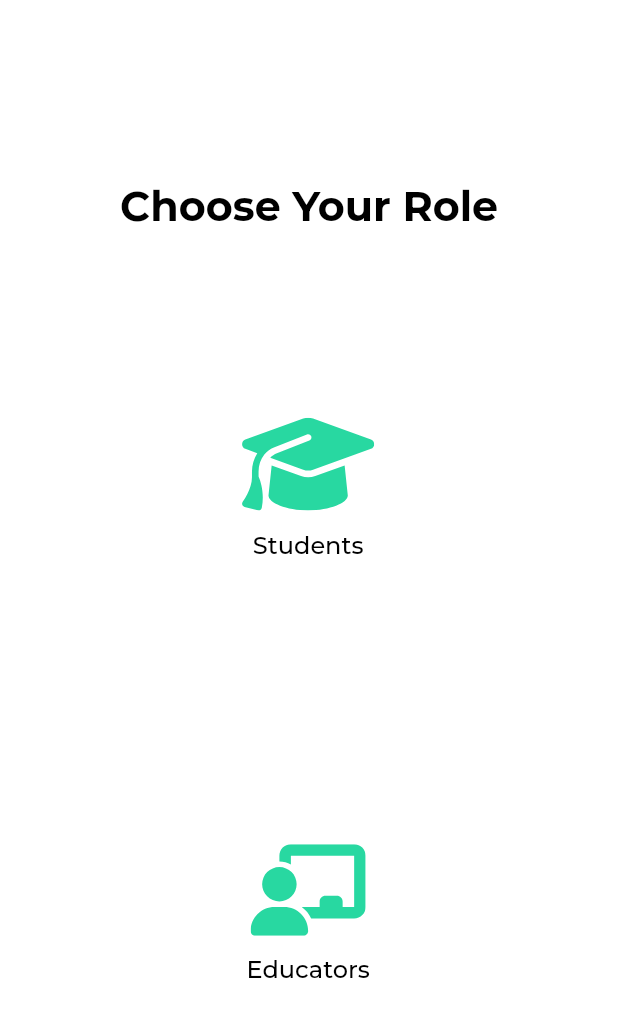
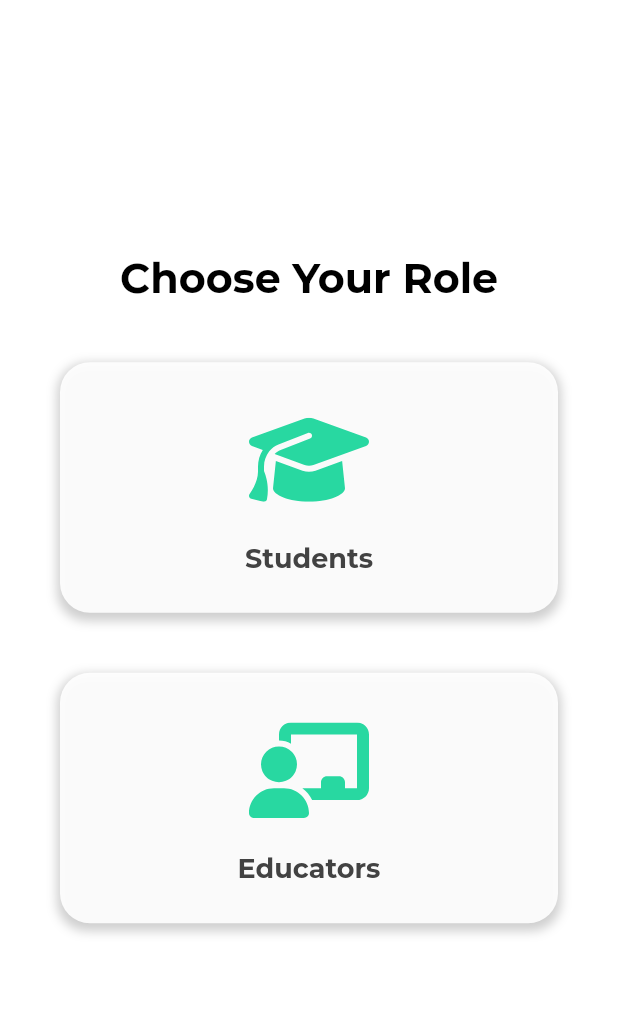
Before and after one commit to SJunKwon/CSE20initial, a Flutter app: the ChooseARoleScreen screen opened by its route, on a phone screen of 412 x 824 dp. Shown: the top 1017 px of the screen. Run offline on Flutter 3.47's test engine with Material 2 defaults, Android fonts, the phone set to English and light mode, and no system bars; our stand-ins replace cached_network_image, flutter_svg, flutter_svg_provider; project files that could hold a hidden picture were left out.

Commit message:
Fix some screens uwu

```diff
--- a/lib/presentation/choose_a_role_screen/choose_a_role_screen.dart
+++ b/lib/presentation/choose_a_role_screen/choose_a_role_screen.dart
@@ -10,66 +10,89 @@ class ChooseARoleScreen extends StatelessWidget {
     mediaQueryData = MediaQuery.of(context);
     return SafeArea(
       child: Scaffold(
-            body: SizedBox(
+        body: Center(
+          child: SizedBox(
             width: double.maxFinite,
             child: Column(
               mainAxisAlignment: MainAxisAlignment.center,
               children: [
-                      Text("Choose Your Role",
-                          style: theme.textTheme.headlineSmall),
-                      SizedBox(height: 52.v),
-                      Container(
-                          margin: EdgeInsets.only(left: 2.h, right: 3.h),
-                          padding: EdgeInsets.symmetric(
-                              horizontal: 69.h, vertical: 39.v),
+                Text("Choose Your Role", style: theme.textTheme.headlineSmall),
+                SizedBox(height: 30),
+                _buildRoleButton(
+                  imagePath: ImageConstant.imgVector,
+                  roleText: "Students",
+                  onTap: () {
+                    onTapStudent(context);
+                  },
+                ),
+                SizedBox(height: 20),
+                _buildRoleButton(
+                  imagePath: ImageConstant.imgVectorPrimary,
+                  roleText: "Educators",
+                  onTap: () {
+                    onTapEducator(context);
+                  },
+                ),
+                SizedBox(height: 30),
+              ],
+            ),
+          ),
+        ),
+      ),
+    );
+  }
+
+  Widget _buildRoleButton({
+    required String imagePath,
+    required String roleText,
+    required VoidCallback onTap,
+  }) {
+    return GestureDetector(
+      onTap: onTap,
+      child: Container(
+        margin: EdgeInsets.symmetric(horizontal: 40, vertical: 10),
+        padding: EdgeInsets.all(25),
+        width: double.infinity, // Full width
         decoration: BoxDecoration(
-                              image: DecorationImage(
-                                  image: fs.Svg(ImageConstant.imgGroup77),
-                                  fit: BoxFit.cover)),
+          color: Colors.white.withOpacity(0.9), // Adjust opacity as needed
+          borderRadius: BorderRadius.circular(20),
+          boxShadow: [
+            BoxShadow(
+              color: Colors.grey.withOpacity(0.5),
+              spreadRadius: 2,
+              blurRadius: 5,
+              offset: Offset(0, 3),
+            ),
+          ],
+        ),
         child: Column(
           mainAxisAlignment: MainAxisAlignment.center,
           children: [
-                                SizedBox(height: 3.v),
             CustomImageView(
-                                    imagePath: ImageConstant.imgVector,
-                                    height: 54.v,
-                                    width: 77.h),
-                                SizedBox(height: 7.v),
-                                Text("Students",
-                                    style: theme.textTheme.titleSmall)
-                              ])),
-                      SizedBox(height: 57.v),
-                      GestureDetector(
-                          onTap: () {
-                            onTapTwelve(context);
-                          },
-                          child: Container(
-                              margin: EdgeInsets.only(left: 2.h, right: 3.h),
-                              padding: EdgeInsets.symmetric(
-                                  horizontal: 70.h, vertical: 34.v),
-                              decoration: BoxDecoration(
-                                  image: DecorationImage(
-                                      image: fs.Svg(ImageConstant.imgGroup77),
-                                      fit: BoxFit.cover)),
-                              child: Column(
-                                  mainAxisAlignment: MainAxisAlignment.end,
-                                  children: [
-                                    SizedBox(height: 14.v),
-                                    CustomImageView(
-                                        imagePath:
-                                            ImageConstant.imgVectorPrimary,
-                                        height: 54.v,
-                                        width: 67.h),
-                                    SizedBox(height: 6.v),
-                                    Text("Educators",
-                                        style: theme.textTheme.titleSmall)
-                                  ]))),
-                      SizedBox(height: 3.v)
-                    ]))));
+              imagePath: imagePath,
+              height: 80,
+              width: 80,
+            ),
+            SizedBox(height: 15),
+            Text(
+              roleText,
+              style: TextStyle(
+                color: Colors.grey[800], // Adjust color as needed
+                fontSize: 18,
+                fontWeight: FontWeight.bold,
+              ),
+            ),
+          ],
+        ),
+      ),
+    );
   }
 
-  /// Navigates to the signInAsStudentScreen when the action is triggered.
-  onTapTwelve(BuildContext context) {
+  void onTapStudent(BuildContext context) {
     Navigator.pushNamed(context, AppRoutes.signInAsStudentScreen);
   }
+
+  void onTapEducator(BuildContext context) {
+    Navigator.pushNamed(context, AppRoutes.signInAsEducatorScreen);
   }
+}
```
Also changed, not shown: lib/presentation/permissions_screen/permissions_screen.dart (+19 -27 lines), lib/presentation/sign_in_as_student_screen/sign_in_as_student_screen.dart (+135 -115 lines), lib/presentation/student_dashboard_home_screen/student_dashboard_home_screen.dart (+5 -31 lines). Lines whose indentation alone changed are shown as unchanged.
